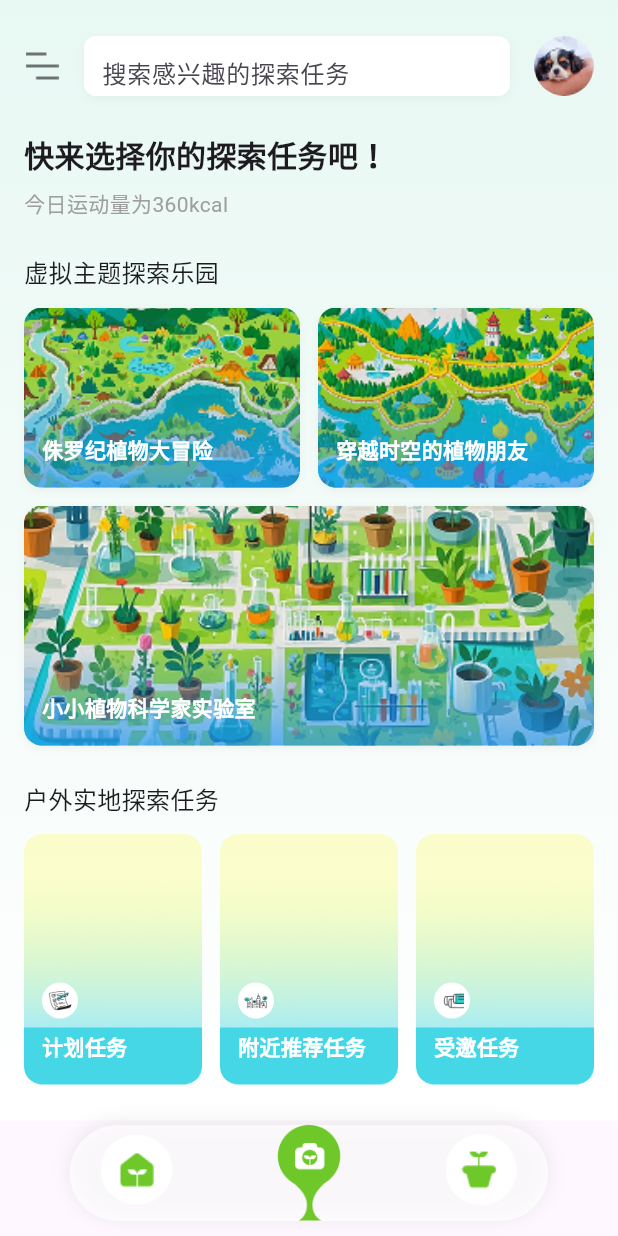
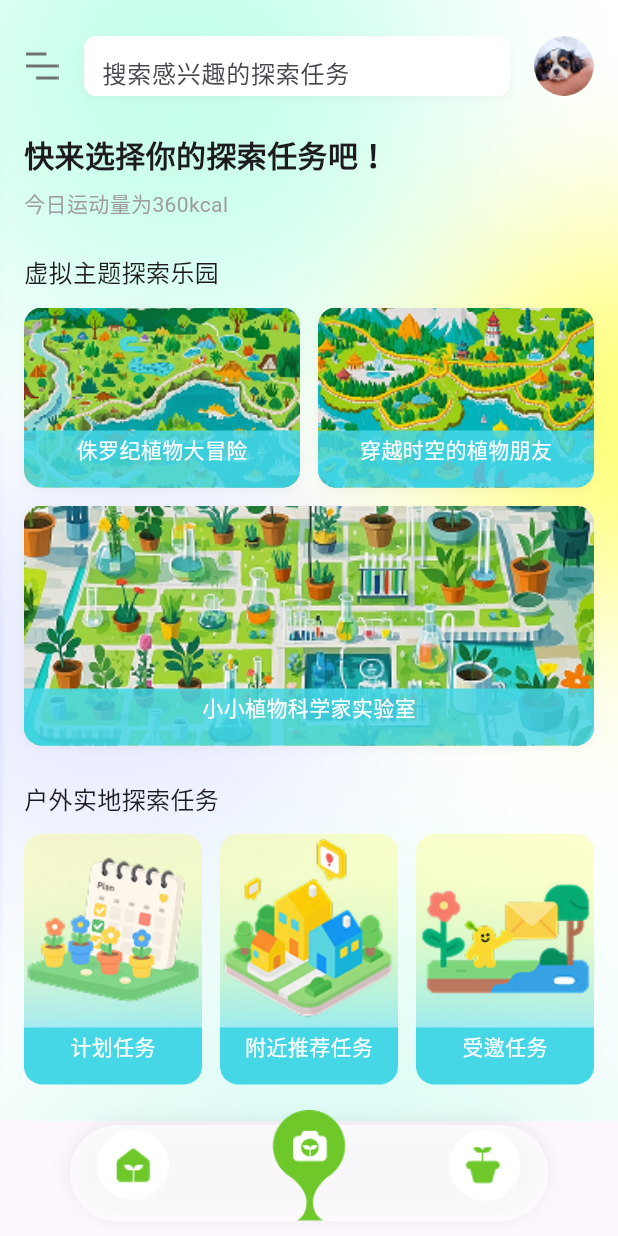
Before and after one commit to wutiannan/plant_ai_app, a Flutter app: the screen it shows after launch, item 2 of the bottom bar chosen, on a phone screen of 412 x 824 dp. Run offline on Flutter 3.47's test engine with Material 3 defaults, Android fonts, the phone set to English and light mode, and no system bars.

Commit message:
FIX：修复页面样式

```diff
--- a/lib/main.dart
+++ b/lib/main.dart
@@ -14,7 +14,7 @@ class MyApp extends StatelessWidget {
   @override
   Widget build(BuildContext context) {
     return MaterialApp(
-      title: '植物探索',
+      title: '植域',
       theme: ThemeData(
         primarySwatch: Colors.green,
         visualDensity: VisualDensity.adaptivePlatformDensity,
@@ -47,7 +47,7 @@ class _TabNavigatorState extends State<TabNavigator> {
       body: _pages[_selectedIndex],
       extendBody: true, // 让内容延伸到底部导航栏下方
       bottomNavigationBar: Container(
-        height: 74,
+        height: 120,
         decoration: const BoxDecoration(
           color: Colors.transparent, // 透明背景
         ),
@@ -117,15 +117,13 @@ class _TabNavigatorState extends State<TabNavigator> {
     bool isSpecial = false,
   }) {
     final isSelected = _selectedIndex == index;
-    final double iconSize = isSelected ? 64 : 48;
-    final double verticalOffset = isSelected ? 0 : 4; // 未选中时向上偏移4px，确保底部对齐
+    final double iconSize = isSelected ? 74 : 48;
+    // final double verticalOffset = isSelected ? 0 : 4;
 
     return GestureDetector(
       onTap: () {
         if (isSpecial) {
-          ScaffoldMessenger.of(
-            context,
-          ).showSnackBar(const SnackBar(content: Text('点击了中间按钮')));
+          ScaffoldMessenger.of(context).showSnackBar(const SnackBar(content: Text('点击了中间按钮')));
         } else {
           setState(() => _selectedIndex = index);
         }
@@ -133,10 +131,8 @@ class _TabNavigatorState extends State<TabNavigator> {
       child: Column(
         mainAxisSize: MainAxisSize.min,
         children: [
-          // 使用Padding控制垂直位置，确保底部对齐
-          Padding(
-            padding: EdgeInsets.only(bottom: verticalOffset),
-            child: Container(
+          // 移除Padding并直接使用Container
+          Container(
             width: isSpecial ? 60 : iconSize,
             height: isSpecial ? 60 : iconSize,
             decoration: isSpecial
@@ -151,15 +147,6 @@ class _TabNavigatorState extends State<TabNavigator> {
               ),
             ),
           ),
-          ),
-          // if (!isSpecial)
-          //   Text(
-          //     label,
-          //     style: TextStyle(
-          //       fontSize: 12,
-          //       color: isSelected ? Colors.green : Colors.grey,
-          //     ),
-          //   ),
         ],
       ),
     );
--- a/lib/pages/ar_explore_page.dart
+++ b/lib/pages/ar_explore_page.dart
@@ -11,11 +11,15 @@ class ARExplorePage extends StatelessWidget {
     return Scaffold(
       body: Container(
               decoration: const BoxDecoration(
-          gradient: LinearGradient(
-            begin: Alignment.topCenter,
-            end: Alignment.bottomCenter,
-            colors: [Color(0xFFE8F8F3), Color(0xFFFFFFFF)],
+          image: DecorationImage(
+            image: AssetImage('assets/images/main_bg.png'),
+            fit: BoxFit.cover,
           ),
+          // gradient: LinearGradient(
+          //   begin: Alignment.topLeft,
+          //   end: Alignment.bottomRight,
+          //   colors: [Color(0xFFD9F8E7), Color(0xFFF9F7FE)],
+          // ),
         ),
         child: SingleChildScrollView(
           padding: const EdgeInsets.symmetric(horizontal: 16, vertical: 24),
@@ -133,27 +137,27 @@ class ARExplorePage extends StatelessWidget {
                 children: [
                   Expanded(
                     child: _buildTaskCard(
-                      imagePath: 'assets/images/explore_btn_bg.png',
+                      imagePath: 'assets/images/explore_todo_bg.png',
                       title: '计划任务',
-                      iconPath: 'assets/images/explore_todo.png',
+                      // iconPath: 'assets/images/explore_todo.png',
                       // count: 8,
                     ),
                   ),
                   const SizedBox(width: 12),
                   Expanded(
                     child: _buildTaskCard(
-                      imagePath: 'assets/images/explore_btn_bg.png',
+                      imagePath: 'assets/images/explore_nearby_bg.png',
                       title: '附近推荐任务',
-                      iconPath: 'assets/images/explore_nearby.png',
+                      // iconPath: 'assets/images/explore_nearby.png',
                       // count: 12,
                     ),
                   ),
                   const SizedBox(width: 12),
                   Expanded(
                     child: _buildTaskCard(
-                      imagePath: 'assets/images/explore_btn_bg.png',
+                      imagePath: 'assets/images/explore_invited_bg.png',
                       title: '受邀任务',
-                      iconPath: 'assets/images/explore_invited.png',
+                      // iconPath: 'assets/images/explore_invited.png',
                       // count: 3,
                     ),
                   ),
@@ -201,7 +205,7 @@ class ARExplorePage extends StatelessWidget {
             bottom: 0,
             left: 0,
             right: 0,
-            height: 70, // 覆盖下半部分
+            height: 38, // 覆盖下半部分
             child: Container(
               decoration: BoxDecoration(
                 borderRadius: const BorderRadius.vertical(
@@ -211,8 +215,8 @@ class ARExplorePage extends StatelessWidget {
                   begin: Alignment.topCenter,
                   end: Alignment.bottomCenter,
                   colors: [
-                    Colors.blue.withOpacity(0.0), // 顶部透明
-                    Colors.blue.withOpacity(0.7), // 底部70%透明度
+                    const Color(0xFF46D7E7).withOpacity(0.85),
+                 const Color(0xFF46D7E7).withOpacity(0.85),
                   ],
                 ),
               ),
@@ -269,13 +273,13 @@ class ARExplorePage extends StatelessWidget {
             child: Padding(
               padding: const EdgeInsets.all(12.0),
               child: Column(
-                crossAxisAlignment: CrossAxisAlignment.start,
+                crossAxisAlignment: CrossAxisAlignment.center,
                 children: [
                   Text(
                     title,
                     style: const TextStyle(
                       fontSize: 14,
-                      fontWeight: FontWeight.w600,
+                      // fontWeight: FontWeight.w600,
                       color: Colors.white,
                     ),
                   ),
@@ -318,10 +322,20 @@ class ARExplorePage extends StatelessWidget {
   Widget _buildTaskCard({
     required String imagePath,
     required String title,
-    required String iconPath,
+    // required String iconPath,
     // required int count,
   }) {
-    return Container(
+    return GestureDetector(
+      onTap: () {
+        if (title == '计划任务') {
+          print('点击了$title');
+        } else if (title == '附近推荐任务') {
+          print('点击了$title');
+        } else if (title == '受邀任务') {
+          print('点击了$title');
+        }
+      },
+      child: Container(
         height: 167,
         decoration: BoxDecoration(
           borderRadius: BorderRadius.circular(12),
@@ -349,27 +363,27 @@ class ARExplorePage extends StatelessWidget {
                 padding: const EdgeInsets.all(12.0),
                 child: Column(
                   mainAxisAlignment: MainAxisAlignment.end,
-                crossAxisAlignment: CrossAxisAlignment.start,
+                  crossAxisAlignment: CrossAxisAlignment.center,
                   children: [
                     // 图标
-                  Container(
-                    width: 24,
-                    height: 24,
-                    decoration: const BoxDecoration(
-                      shape: BoxShape.circle,
-                      color: Colors.white,
-                    ),
-                    child: Center(
-                      child: Image.asset(iconPath, width: 16, height: 16),
-                    ),
-                  ),
-                  const SizedBox(height: 8),
+                    // Container(
+                    //   width: 24,
+                    //   height: 24,
+                    //   decoration: const BoxDecoration(
+                    //     shape: BoxShape.circle,
+                    //     color: Colors.white,
+                    //   ),
+                    //   child: Center(
+                    //     child: Image.asset(iconPath, width: 16, height: 16),
+                    //   ),
+                    // ),
+                    const SizedBox(height: 10),
                     // 标题
                     Text(
                       title,
                       style: const TextStyle(
                         fontSize: 14,
-                      fontWeight: FontWeight.w600,
+                        // fontWeight: FontWeight.w600,
                         color: Colors.white,
                       ),
                     ),
@@ -395,6 +409,7 @@ class ARExplorePage extends StatelessWidget {
             ),
           ],
         ),
+      ),
     );
   }
 }
```
Also changed, not shown: assets/images/explore_invited_bg.png (added), assets/images/explore_nearby_bg.png (added), assets/images/explore_todo_bg.png (added), assets/images/main_bg.png. Lines whose indentation alone changed are shown as unchanged.
